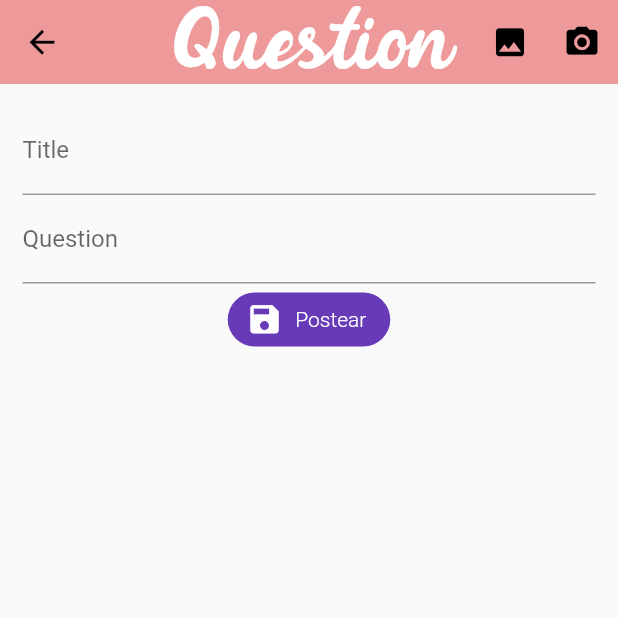
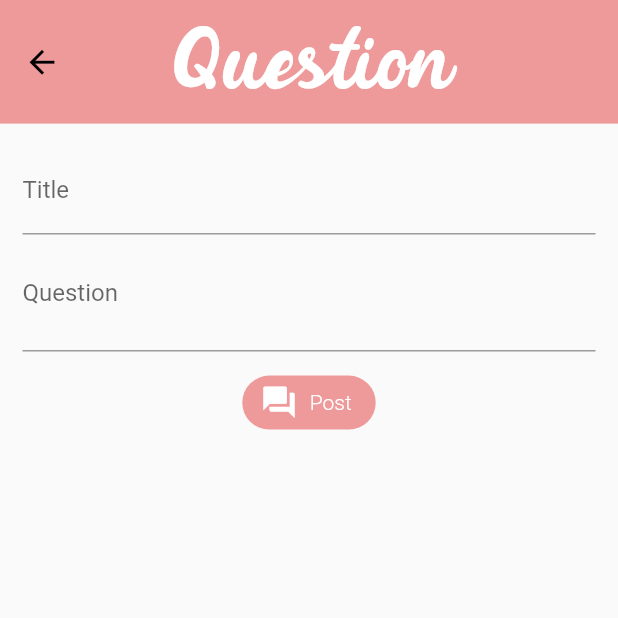
Before and after one commit to JordiDeSanta/Sexel, a Flutter app: the PostPage screen opened directly with empty values, on a phone screen of 412 x 824 dp, the top half of it. Run offline on Flutter 3.47's test engine with Material 2 defaults, Android fonts, the phone set to English and light mode, and no system bars; our stand-ins replace google_mobile_ads, google_nav_bar; network calls fail.

Commit message:
Redesign to the post page

```diff
--- a/lib/src/pages/post_page.dart
+++ b/lib/src/pages/post_page.dart
@@ -18,6 +18,8 @@ class _PostPageState extends State<PostPage> {
 
   @override
   Widget build(BuildContext context) {
+    double h = MediaQuery.of(context).size.height;
+
     final prodData =
         ModalRoute.of(context)!.settings.arguments as QuestionModel;
     if (prodData != null) {
@@ -28,16 +30,7 @@ class _PostPageState extends State<PostPage> {
       key: scaffoldKey,
       appBar: AppBar(
         title: Text('Question'),
-        actions: [
-          IconButton(
-            icon: Icon(Icons.photo),
-            onPressed: () {},
-          ),
-          IconButton(
-            icon: Icon(Icons.camera_alt),
-            onPressed: () {},
-          ),
-        ],
+        toolbarHeight: h * 0.1,
       ),
       body: SingleChildScrollView(
         child: Container(
@@ -48,6 +41,7 @@ class _PostPageState extends State<PostPage> {
               children: [
                 _insertTitle(),
                 _insertQuestion(),
+                SizedBox(height: 10),
                 _createButton(),
               ],
             ),
@@ -66,7 +60,11 @@ class _PostPageState extends State<PostPage> {
       ),
       onSaved: (v) => question.title = v.toString(),
       validator: (v) {
-        return (v.toString().length < 3) ? 'Enter the title' : null;
+        return (v.toString().length < 3)
+            ? 'Enter the title'
+            : (v.toString().length > 50)
+                ? 'Less than 50 characters'
+                : null;
       },
     );
   }
@@ -80,8 +78,14 @@ class _PostPageState extends State<PostPage> {
       ),
       onSaved: (v) => question.text = v.toString(),
       validator: (v) {
-        return (v.toString().length < 3) ? 'Enter the question' : null;
+        return (v.toString().length < 50)
+            ? 'Enter the question'
+            : (v.toString().length > 1000)
+                ? 'Less than 1000 characters'
+                : null;
       },
+      minLines: 2,
+      maxLines: 40,
     );
   }
 
@@ -89,14 +93,12 @@ class _PostPageState extends State<PostPage> {
     return ElevatedButton.icon(
       onPressed: _submit,
       style: ButtonStyle(
-        elevation: MaterialStateProperty.all(0.0),
-        backgroundColor: MaterialStateProperty.all(Colors.deepPurple),
         shape: MaterialStateProperty.all(RoundedRectangleBorder(
           borderRadius: BorderRadius.circular(20.0),
         )),
       ),
-      icon: Icon(Icons.save),
-      label: Text('Postear', style: TextStyle(fontWeight: FontWeight.w300)),
+      icon: Icon(Icons.question_answer),
+      label: Text('Post', style: TextStyle(fontWeight: FontWeight.w300)),
     );
   }
 
```
